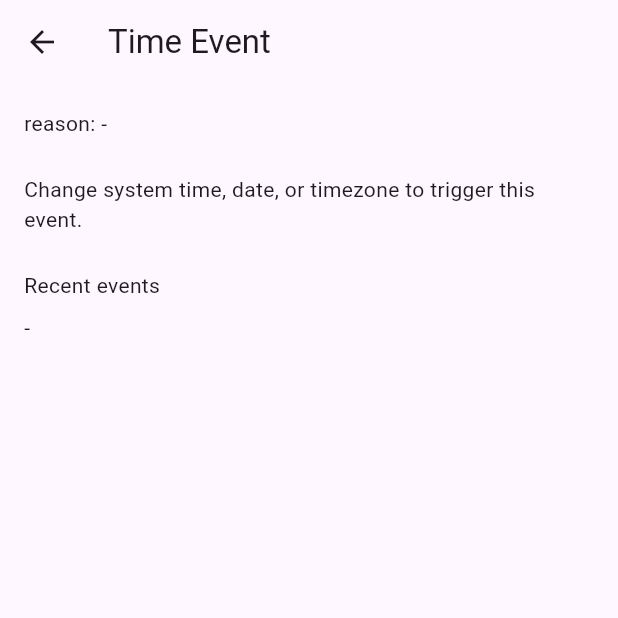
After one commit to StanleyCocos/flutter_system_events, a Flutter app: the screen it shows after launch, after a tap on "Time", on a phone screen of 412 x 824 dp, the top half of it. The commit adds this screen. Run offline on Flutter 3.47's test engine with Material 3 defaults, Android fonts, the phone set to English and light mode, and no system bars; our stand-ins replace plugin_platform_interface; missing offline and left inert: dart:html.

Commit message:
docs: add time event example

```diff
--- a/example/lib/main.dart
+++ b/example/lib/main.dart
@@ -6,6 +6,7 @@ import 'pages/lifecycle_event_page.dart';
 import 'pages/memory_event_page.dart';
 import 'pages/network_event_page.dart';
 import 'pages/orientation_event_page.dart';
+import 'pages/time_event_page.dart';
 
 void main() {
   runApp(const MyApp());
@@ -101,6 +102,16 @@ class EventListPage extends StatelessWidget {
               );
             },
           ),
+          ListTile(
+            title: const Text('Time'),
+            subtitle: const Text('Time, date, timezone'),
+            trailing: const Icon(Icons.chevron_right),
+            onTap: () {
+              Navigator.of(context).push(
+                MaterialPageRoute<void>(builder: (_) => const TimeEventPage()),
+              );
+            },
+          ),
         ],
       ),
     );
--- /dev/null
+++ b/example/lib/pages/time_event_page.dart
@@ -0,0 +1,62 @@
+import 'dart:async';
+
+import 'package:flutter/material.dart';
+import 'package:flutter_system_events/flutter_system_events.dart';
+
+class TimeEventPage extends StatefulWidget {
+  const TimeEventPage({super.key});
+
+  @override
+  State<TimeEventPage> createState() => _TimeEventPageState();
+}
+
+class _TimeEventPageState extends State<TimeEventPage> {
+  StreamSubscription<SystemEvent>? _subscription;
+  TimeChangeReason? _reason;
+  final _events = <String>[];
+
+  @override
+  void initState() {
+    super.initState();
+    _subscription = SystemEvents.events.listen((event) {
+      if (event is! TimeEvent || !mounted) return;
+      setState(() {
+        _reason = event.reason;
+        _events.insert(0, event.reason.name);
+        if (_events.length > 8) _events.removeLast();
+      });
+    });
+    SystemEvents.initialize(
+      config: const SystemEventsConfig(time: TimeConfig()),
+    );
+  }
+
+  @override
+  void dispose() {
+    _subscription?.cancel();
+    SystemEvents.dispose();
+    super.dispose();
+  }
+
+  @override
+  Widget build(BuildContext context) {
+    return Scaffold(
+      appBar: AppBar(title: const Text('Time Event')),
+      body: ListView(
+        padding: const EdgeInsets.all(16),
+        children: [
+          Text('reason: ${_reason?.name ?? '-'}'),
+          const SizedBox(height: 24),
+          const Text(
+            'Change system time, date, or timezone to trigger this event.',
+          ),
+          const SizedBox(height: 24),
+          const Text('Recent events'),
+          const SizedBox(height: 8),
+          if (_events.isEmpty) const Text('-'),
+          for (final event in _events) Text(event),
+        ],
+      ),
+    );
+  }
+}
--- a/pubspec.yaml
+++ b/pubspec.yaml
@@ -1,5 +1,5 @@
 name: flutter_system_events
-description: "A Flutter plugin for listening to keyboard, lifecycle, network, memory, battery, and orientation events on Android and iOS."
+description: "A Flutter plugin for listening to keyboard, lifecycle, network, memory, battery, orientation, and time events on Android and iOS."
 version: 0.5.0
 repository: https://github.com/StanleyCocos/flutter_system_events
 
```
Also changed, not shown: 4 other files.
